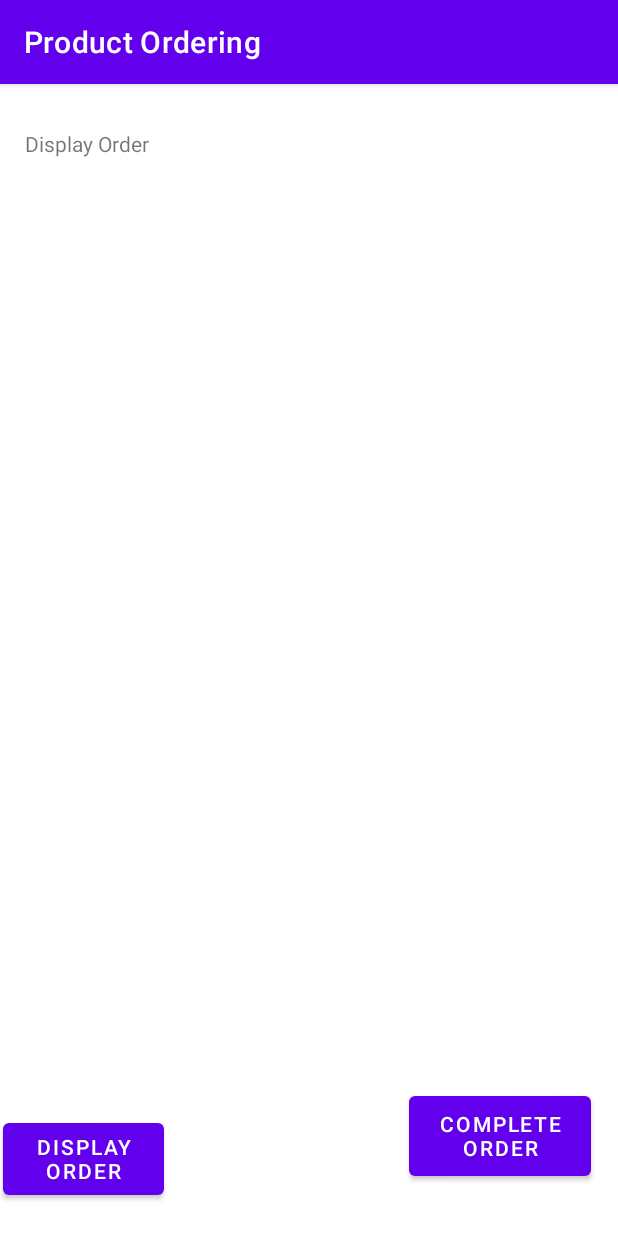
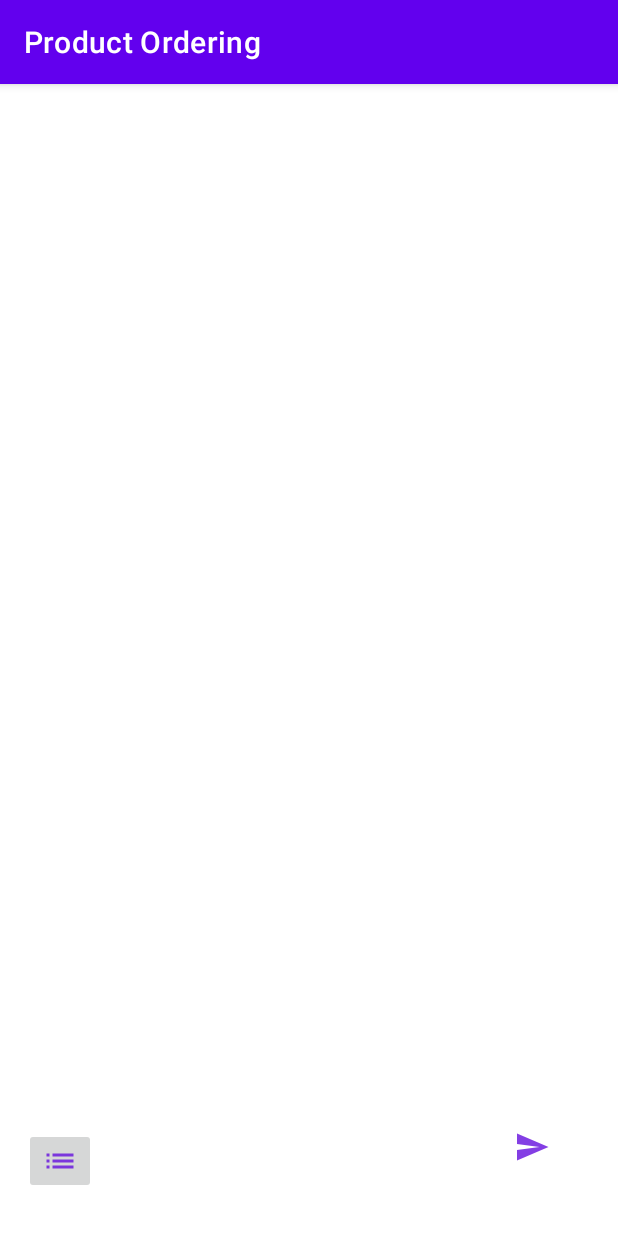
Before and after one commit to Shadowninja957/COMP-3606-Assignment-1, an Android app: the CompleteOrderActivity screen opened directly, with no data from a screen before it, on a phone screen of 412 x 824 dp. Run offline under Robolectric (Android 15) with nearby library versions, the phone set to English and light mode, and no system bars; 2 statements that could not run were skipped.

Commit message:
Added Complete Order Functionality

```diff
--- a/app/src/main/java/com/example/productordering/CompleteOrderActivity.java
+++ b/app/src/main/java/com/example/productordering/CompleteOrderActivity.java
@@ -5,12 +5,39 @@ import androidx.appcompat.app.AppCompatActivity;
 import android.content.Intent;
 import android.os.Bundle;
 import android.view.View;
+import android.widget.TextView;
+
+import java.io.Serializable;
+import java.util.ArrayList;
 
 public class CompleteOrderActivity extends AppCompatActivity {
+
+    public static final String EXTRA_ORDERS = "Orders";
 
     @Override
     protected void onCreate(Bundle savedInstanceState) {
         super.onCreate(savedInstanceState);
         setContentView(R.layout.activity_complete_order);
+
+        //Get the orders of the customer
+        Intent intent = getIntent();
+        ArrayList<Order> orders = new ArrayList<>();
+        Bundle bundle = new Bundle();
+        bundle = intent.getExtras();
+
+        for (String key : bundle.keySet()) {
+            orders.add((Order) bundle.getSerializable(key));
+        }
+
+        TextView textView = (TextView) findViewById(R.id.completed_order);
+        StringBuilder list_orders = new StringBuilder();
+
+        for (Order order : orders) {
+            list_orders.append(order.toString());
+            list_orders.append("\n");
+        }
+
+        textView.setText(list_orders.toString());
     }
+
 }
--- /dev/null
+++ b/app/src/main/res/drawable-anydpi/ic_display_order.xml
@@ -0,0 +1,11 @@
+<vector xmlns:android="http://schemas.android.com/apk/res/android"
+    android:width="24dp"
+    android:height="24dp"
+    android:viewportWidth="24"
+    android:viewportHeight="24"
+    android:tint="#640EDD"
+    android:alpha="0.8">
+  <path
+      android:fillColor="@android:color/white"
+      android:pathData="M3,13h2v-2L3,11v2zM3,17h2v-2L3,15v2zM3,9h2L5,7L3,7v2zM7,13h14v-2L7,11v2zM7,17h14v-2L7,15v2zM7,7v2h14L21,7L7,7z"/>
+</vector>
--- /dev/null
+++ b/app/src/main/res/drawable-anydpi/ic_send_order.xml
@@ -0,0 +1,12 @@
+<vector xmlns:android="http://schemas.android.com/apk/res/android"
+    android:width="24dp"
+    android:height="24dp"
+    android:viewportWidth="24"
+    android:viewportHeight="24"
+    android:tint="#640EDD"
+    android:alpha="0.8"
+    android:autoMirrored="true">
+  <path
+      android:fillColor="@android:color/white"
+      android:pathData="M2.01,21L23,12 2.01,3 2,10l15,2 -15,2z"/>
+</vector>
--- a/app/src/main/res/layout/activity_complete_order.xml
+++ b/app/src/main/res/layout/activity_complete_order.xml
@@ -6,40 +6,33 @@
     android:layout_height="match_parent"
     tools:context=".CompleteOrderActivity">
 
-    <Button
-        android:id="@+id/completeButton"
-        android:layout_width="121dp"
-        android:layout_height="65dp"
-        android:layout_marginStart="151dp"
-        android:layout_marginTop="28dp"
-        android:layout_marginEnd="16dp"
-        android:layout_marginBottom="16dp"
-        android:onClick="checkButton"
-        android:text="@string/complete_order"
+    <ImageButton
+        android:id="@+id/send_button"
+        android:layout_width="wrap_content"
+        android:layout_height="wrap_content"
+        android:layout_marginEnd="45dp"
+        android:layout_marginBottom="47dp"
+        android:background="@drawable/ic_send_order"
+        android:text="@string/send_order"
         app:layout_constraintBottom_toBottomOf="parent"
         app:layout_constraintEnd_toEndOf="parent"
-        app:layout_constraintStart_toEndOf="@+id/displayButton"
-        app:layout_constraintTop_toBottomOf="@+id/OrderDisplay" />
+        tools:ignore="ContentDescription,UsingOnClickInXml" />
 
-    <Button
-        android:id="@+id/displayButton"
-        android:layout_width="107dp"
-        android:layout_height="60dp"
-        android:layout_marginTop="28dp"
-        android:layout_marginEnd="10dp"
-        android:layout_marginBottom="21dp"
-        android:onClick="checkedButton"
-        android:text="@string/display_order"
+    <ImageButton
+        android:id="@+id/display_button"
+        android:layout_width="wrap_content"
+        android:layout_height="wrap_content"
+        android:layout_marginStart="16dp"
+        android:layout_marginBottom="28dp"
+        android:src="@drawable/ic_display_order"
         app:layout_constraintBottom_toBottomOf="parent"
-        app:layout_constraintEnd_toStartOf="@+id/completeButton"
         app:layout_constraintStart_toStartOf="parent"
-        app:layout_constraintTop_toBottomOf="@+id/OrderDisplay"
-        app:layout_constraintVertical_bias="1.0" />
+        tools:ignore="ContentDescription,UsingOnClickInXml" />
 
     <TextView
-        android:id="@+id/OrderDisplay"
-        android:layout_width="379dp"
-        android:layout_height="592dp"
+        android:id="@+id/completed_order"
+        android:layout_width="wrap_content"
+        android:layout_height="wrap_content"
         android:layout_marginStart="16dp"
         android:layout_marginTop="30dp"
         android:layout_marginEnd="16dp"
--- a/app/src/main/res/values/strings.xml
+++ b/app/src/main/res/values/strings.xml
@@ -20,6 +20,7 @@
     <string name="three_scoops">3 Scoops</string>
 
     <!-- Syrup -->
+    <string name="syrup">Syrup</string>
     <string name="yes">Yes</string>
     <string name="no">No</string>
 
@@ -27,4 +28,5 @@
     <string name="add_to_cart">Add to Cart</string>
     <string name="complete_order">Complete Order</string>
     <string name="display_order">Display Order</string>
+    <string name="send_order">Send Order</string>
 </resources>
```
Also changed, not shown: app/src/main/java/com/example/productordering/Order.java (+11 -0 lines), app/src/main/java/com/example/productordering/OrderingActivity.java (+26 -0 lines), app/src/main/res/layout/activity_ordering.xml (+12 -1 lines), app/src/main/res/drawable-hdpi/ic_display_order.png (added), app/src/main/res/drawable-hdpi/ic_send_order.png (added), app/src/main/res/drawable-mdpi/ic_display_order.png (added), app/src/main/res/drawable-mdpi/ic_send_order.png (added), app/src/main/res/drawable-xhdpi/ic_display_order.png (added), app/src/main/res/drawable-xhdpi/ic_send_order.png (added), app/src/main/res/drawable-xxhdpi/ic_display_order.png (added), app/src/main/res/drawable-xxhdpi/ic_send_order.png (added).
